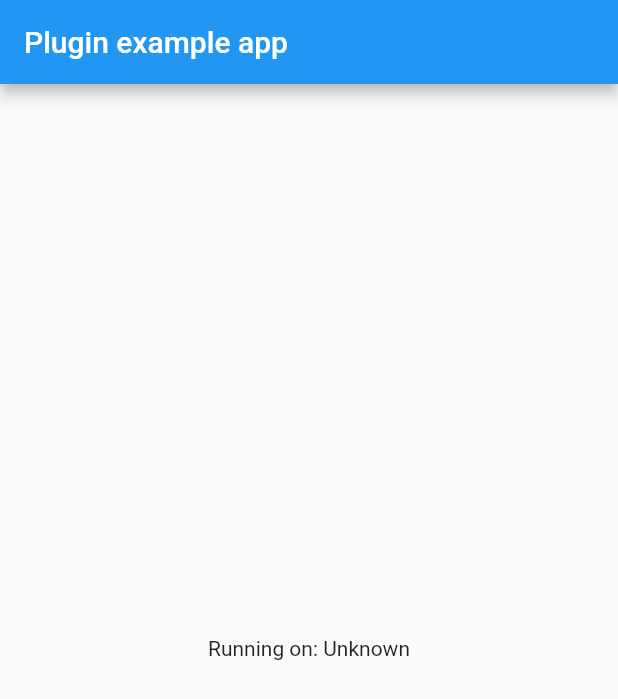
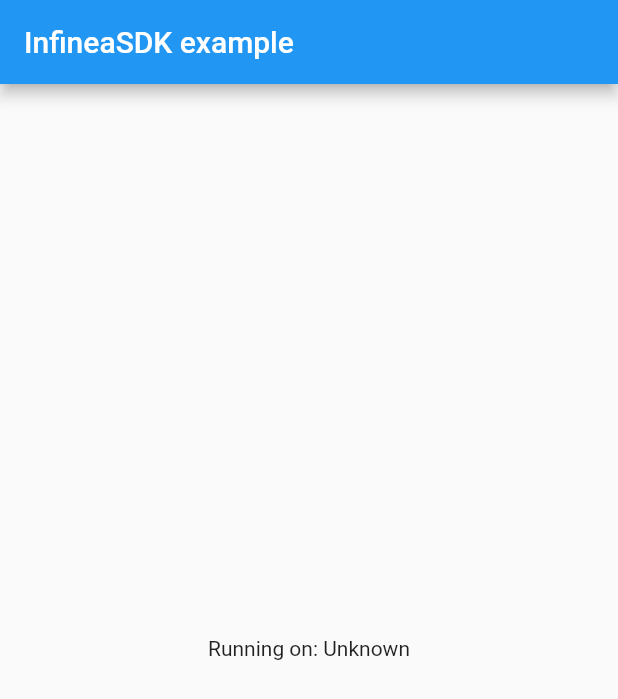
Before and after one commit to Ahmedesayed/infineasdk, a Flutter app: the screen it shows after launch, on a phone screen of 412 x 824 dp. Shown: the top 699 px of the screen. Run offline on Flutter 3.47's test engine with Material 2 defaults, Android fonts, the phone set to English and light mode, and no system bars.

```diff
--- /dev/null
+++ b/example/lib/constants.dart
@@ -0,0 +1 @@
+const String ipcDevKey = "G+ub0Mhz1s/aZ68qUcqCpVGKyMhgh9VoPAvmz1cVhJAyLfNfR4l7svtt5iwNc3m/6u0cFEuU3buvQ6OCGRyfMSkabT1XjDemFrHPzxOkO1E=";
--- a/example/lib/main.dart
+++ b/example/lib/main.dart
@@ -1,8 +1,11 @@
+import 'dart:developer';
+
 import 'package:flutter/material.dart';
 import 'dart:async';
 
 import 'package:flutter/services.dart';
 import 'package:infineasdk/infineasdk.dart';
+import 'package:infineasdk_example/constants.dart';
 
 void main() => runApp(MyApp());
 
@@ -12,7 +15,7 @@ class MyApp extends StatefulWidget {
 }
 
 class _MyAppState extends State<MyApp> {
-  String _platformVersion = 'Unknown';
+  dynamic _platformVersion = 'Unknown';
 
   @override
   void initState() {
@@ -23,16 +26,20 @@ class _MyAppState extends State<MyApp> {
 
   initCallBackHandler(){
     Infineasdk.setMethodCallHandler((MethodCall call){
+        log('method : ${call.method}');
+        log('arguments : ${call.arguments}');
         if(call.method == 'any'); //do any action;
     });
   }
 
   // Platform messages are asynchronous, so we initialize in an async method.
   Future<void> initPlatformState() async {
-    String platformVersion;
+    dynamic platformVersion;
     // Platform messages may fail, so we use a try/catch PlatformException.
     try {
-      platformVersion = await Infineasdk.platformVersion;
+       await Infineasdk.setDeveloperKey(ipcDevKey);
+       await Infineasdk.connect();
+       platformVersion = await Infineasdk.getConnectedDevicesInfo;
     } on PlatformException {
       platformVersion = 'Failed to get platform version.';
     }
@@ -52,7 +59,7 @@ class _MyAppState extends State<MyApp> {
     return MaterialApp(
       home: Scaffold(
         appBar: AppBar(
-          title: const Text('Plugin example app'),
+          title: const Text('InfineaSDK example'),
         ),
         body: Center(
           child: Text('Running on: $_platformVersion\n'),
--- a/lib/infineasdk.dart
+++ b/lib/infineasdk.dart
@@ -23,11 +23,18 @@ class Infineasdk {
   static const MethodChannel _channel =
       const MethodChannel('infineasdk');
 
-  static Future<String> get platformVersion async {
-    final String result = await _channel.invokeMethod('getPlatformVersion');
+  static Future<String> setDeveloperKey(String key) async {
+    final String result = await _channel.invokeMethod('setDeveloperKey',[key]);
     return result;
   }
-
+  static Future<String> connect() async {
+    final String result = await _channel.invokeMethod('connect');
+    return result;
+  }
+  static Future<String> disconnect() async {
+    final String result = await _channel.invokeMethod('disconnect');
+    return result;
+  }
   static Future<String> get sdkVersion async {
     final String result = await _channel.invokeMethod('sdkVersion');
     return result;
@@ -36,8 +43,8 @@ class Infineasdk {
     final String result = await _channel.invokeMethod('getConnectedDeviceInfo');
     return result;
   }
-  static Future<String> get getConnectedDevicesInfo async {
-    final String result = await _channel.invokeMethod('getConnectedDevicesInfo');
+  static Future<List> get getConnectedDevicesInfo async {
+    final result = await _channel.invokeMethod('getConnectedDevicesInfo');
     return result;
   }
   static Future<String> get getPassThroughSync async {
@@ -48,10 +55,7 @@ class Infineasdk {
     final String result = await _channel.invokeMethod('getUSBChargeCurrent');
     return result;
   }
-  static Future<String> get getBatteryInfo async {
-    final String result = await _channel.invokeMethod('getBatteryInfo');
-    return result;
-  }
+
   static Future<String> get rfInit async {
     final String result = await _channel.invokeMethod('rfInit');
     return result;
@@ -140,5 +144,4 @@ class Infineasdk {
      _channel.setMethodCallHandler(handler);
   }
 
-
 }
--- a/pubspec.yaml
+++ b/pubspec.yaml
@@ -1,7 +1,6 @@
 name: infineasdk
 description: A new Flutter plugin for using infinea sdk
-version: 0.0.1
-author: Ahmed Soliman <ahmed-f96@hotmail.com>
+version: 0.0.3
 homepage: https://github.com/Ahmedesayed/infineasdk.git
 
 environment:
```
Also changed, not shown: example/pubspec.lock, 30 other files.
